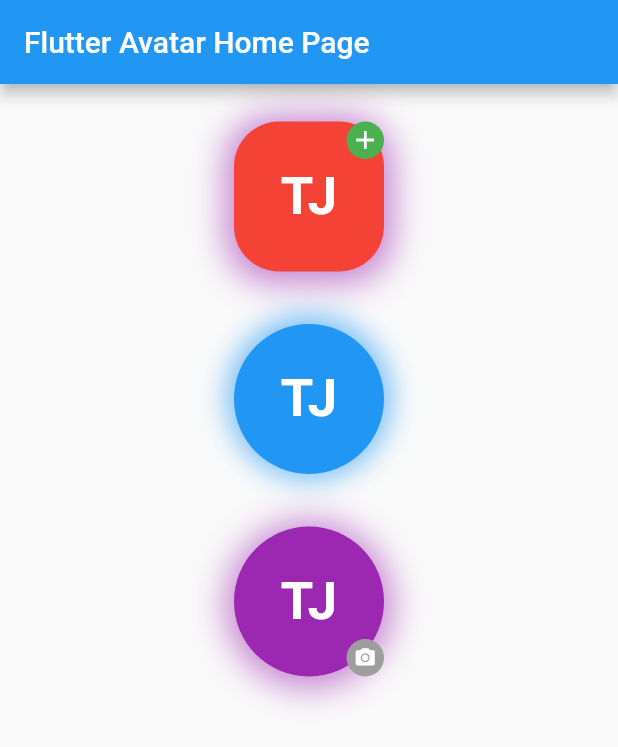
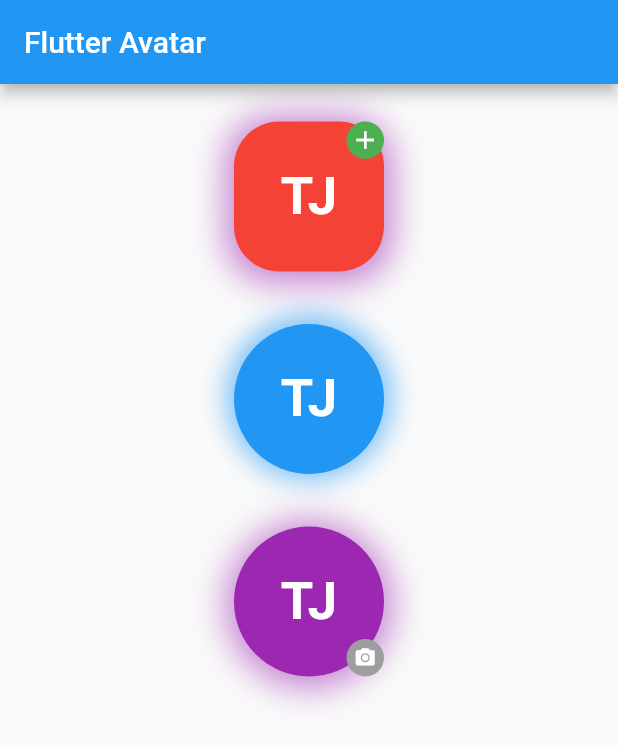
Before and after one commit to timilehinjegede/flutter-avatar, a Flutter app: the screen it shows after launch, on a phone screen of 412 x 824 dp. Shown: the top 747 px of the screen. Run offline on Flutter 3.47's test engine with Material 2 defaults, Android fonts, the phone set to English and light mode, and no system bars.

Commit message:
updates: code cleanup

```diff
--- a/example/lib/main.dart
+++ b/example/lib/main.dart
@@ -10,24 +10,12 @@ class MyApp extends StatelessWidget {
   @override
   Widget build(BuildContext context) {
     return MaterialApp(
-      title: 'Flutter Demo',
+      debugShowCheckedModeBanner: false,
       theme: ThemeData(
-        // This is the theme of your application.
-        //
-        // Try running your application with "flutter run". You'll see the
-        // application has a blue toolbar. Then, without quitting the app, try
-        // changing the primarySwatch below to Colors.green and then invoke
-        // "hot reload" (press "r" in the console where you ran "flutter run",
-        // or simply save your changes to "hot reload" in a Flutter IDE).
-        // Notice that the counter didn't reset back to zero; the application
-        // is not restarted.
         primarySwatch: Colors.blue,
-        // This makes the visual density adapt to the platform that you run
-        // the app on. For desktop platforms, the controls will be smaller and
-        // closer together (more dense) than on mobile platforms.
         visualDensity: VisualDensity.adaptivePlatformDensity,
       ),
-      home: MyHomePage(title: 'Flutter Avatar Home Page'),
+      home: MyHomePage(title: 'Flutter Avatar'),
     );
   }
 }
```
